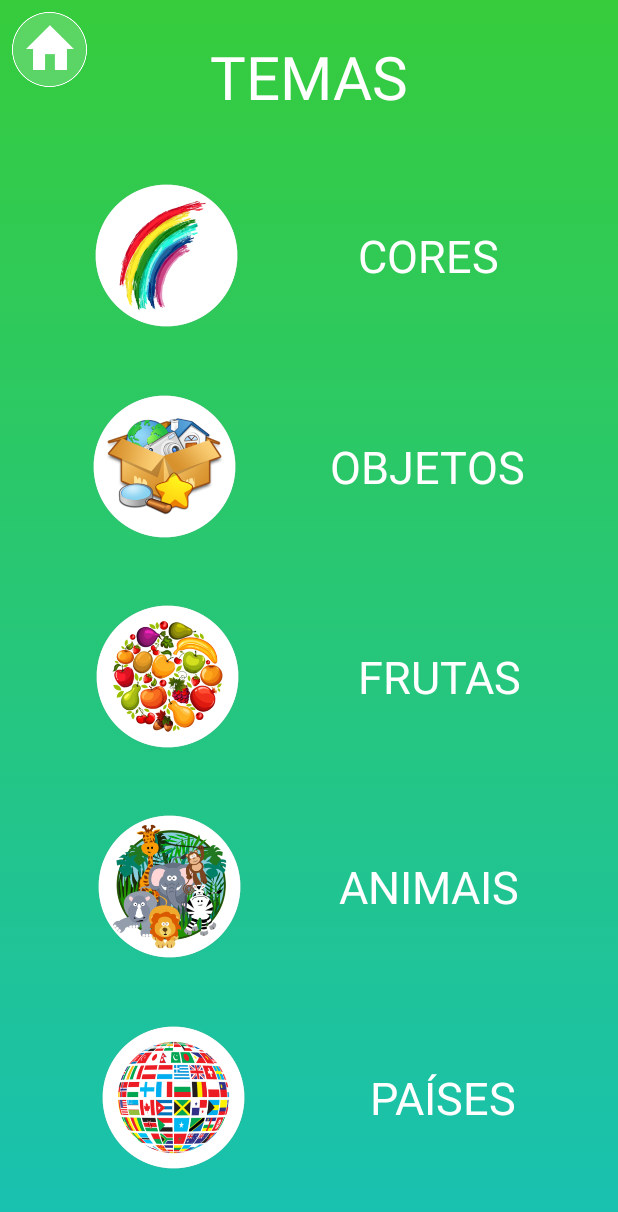
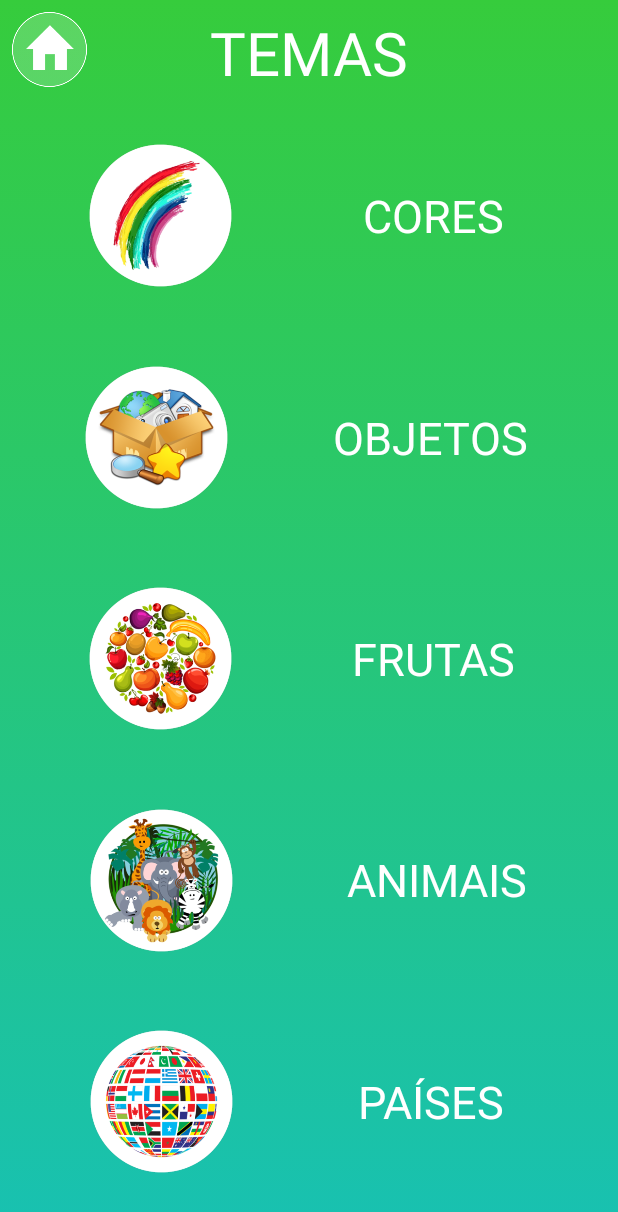
Before and after one commit to NapoleaoHerculano/Alfabeto-Android, an Android app: the MainActivity screen opened directly, with no data from a screen before it, on a phone screen of 412 x 824 dp. Shown: the top 1212 px of the screen. Run offline under Robolectric (Android 15) with nearby library versions, the phone set to English and light mode, and no system bars; Roboto replaces fonts that are not available here.

Commit message:
Pequenos ajustes na interface a fim de garantir responsividade em celulares à partir de 4.65 polegadas

```diff
--- a/app/src/main/res/layout/activity_main.xml
+++ b/app/src/main/res/layout/activity_main.xml
@@ -11,7 +11,9 @@
     <ImageButton
         android:id="@+id/btnObjetos"
         android:layout_width="95dp"
-        android:layout_height="95dp"
+        android:layout_height="0dp"
+        android:layout_marginTop="8dp"
+        android:layout_marginBottom="8dp"
         android:layout_weight="1"
         android:background="@android:color/transparent"
         android:contentDescription="@string/objetos"
@@ -19,7 +21,7 @@
         android:scaleType="centerInside"
         app:layout_constraintBottom_toTopOf="@+id/btnFrutas"
         app:layout_constraintEnd_toStartOf="@+id/txtObjetos"
-        app:layout_constraintHorizontal_bias="0.5"
+        app:layout_constraintHorizontal_bias="0.449"
         app:layout_constraintStart_toStartOf="parent"
         app:layout_constraintTop_toBottomOf="@+id/btnCores"
         app:srcCompat="@drawable/objetos" />
@@ -27,11 +29,11 @@
     <ImageButton
         android:id="@+id/btnCores"
         android:layout_width="95dp"
-        android:layout_height="95dp"
-        android:layout_marginStart="8dp"
-        android:layout_marginLeft="8dp"
-        android:layout_marginEnd="24dp"
-        android:layout_marginRight="24dp"
+        android:layout_height="0dp"
+        android:layout_marginTop="16dp"
+        android:layout_marginEnd="32dp"
+        android:layout_marginRight="32dp"
+        android:layout_marginBottom="8dp"
         android:layout_weight="1"
         android:background="@android:color/transparent"
         android:contentDescription="@string/cores"
@@ -39,7 +41,7 @@
         android:scaleType="centerInside"
         app:layout_constraintBottom_toTopOf="@+id/btnObjetos"
         app:layout_constraintEnd_toStartOf="@+id/txtCores"
-        app:layout_constraintHorizontal_bias="0.5"
+        app:layout_constraintHorizontal_bias="0.52"
         app:layout_constraintStart_toStartOf="parent"
         app:layout_constraintTop_toBottomOf="@+id/txtTemas"
         app:srcCompat="@drawable/cores" />
@@ -47,9 +49,11 @@
     <ImageButton
         android:id="@+id/btnFrutas"
         android:layout_width="95dp"
-        android:layout_height="95dp"
+        android:layout_height="0dp"
+        android:layout_marginTop="8dp"
         android:layout_marginEnd="16dp"
         android:layout_marginRight="16dp"
+        android:layout_marginBottom="8dp"
         android:layout_weight="1"
         android:background="@android:color/transparent"
         android:contentDescription="@string/frutas"
@@ -57,7 +61,7 @@
         android:scaleType="centerInside"
         app:layout_constraintBottom_toTopOf="@+id/btnAnimais"
         app:layout_constraintEnd_toStartOf="@+id/txtFrutas"
-        app:layout_constraintHorizontal_bias="0.5"
+        app:layout_constraintHorizontal_bias="0.48"
         app:layout_constraintStart_toStartOf="parent"
         app:layout_constraintTop_toBottomOf="@+id/btnObjetos"
         app:srcCompat="@drawable/frutas" />
@@ -65,9 +69,11 @@
     <ImageButton
         android:id="@+id/btnPaises"
         android:layout_width="95dp"
-        android:layout_height="95dp"
-        android:layout_marginEnd="16dp"
-        android:layout_marginRight="16dp"
+        android:layout_height="0dp"
+        android:layout_marginTop="8dp"
+        android:layout_marginEnd="24dp"
+        android:layout_marginRight="24dp"
+        android:layout_marginBottom="24dp"
         android:layout_weight="1"
         android:background="@android:color/transparent"
         android:contentDescription="@string/paises"
@@ -75,7 +81,6 @@
         android:scaleType="centerInside"
         app:layout_constraintBottom_toBottomOf="parent"
         app:layout_constraintEnd_toStartOf="@+id/txtPaises"
-        app:layout_constraintHorizontal_bias="0.5"
         app:layout_constraintStart_toStartOf="parent"
         app:layout_constraintTop_toBottomOf="@+id/btnAnimais"
         app:srcCompat="@drawable/paises" />
@@ -83,7 +88,9 @@
     <ImageButton
         android:id="@+id/btnAnimais"
         android:layout_width="95dp"
-        android:layout_height="95dp"
+        android:layout_height="0dp"
+        android:layout_marginTop="8dp"
+        android:layout_marginBottom="8dp"
         android:layout_weight="1"
         android:background="@android:color/transparent"
         android:contentDescription="@string/animais"
@@ -91,7 +98,7 @@
         android:scaleType="centerInside"
         app:layout_constraintBottom_toTopOf="@+id/btnPaises"
         app:layout_constraintEnd_toStartOf="@+id/txtAnimais"
-        app:layout_constraintHorizontal_bias="0.5"
+        app:layout_constraintHorizontal_bias="0.442"
         app:layout_constraintStart_toStartOf="parent"
         app:layout_constraintTop_toBottomOf="@+id/btnFrutas"
         app:srcCompat="@drawable/animais" />
@@ -100,8 +107,8 @@
         android:id="@+id/txtCores"
         android:layout_width="wrap_content"
         android:layout_height="wrap_content"
-        android:layout_marginEnd="24dp"
-        android:layout_marginRight="24dp"
+        android:layout_marginEnd="76dp"
+        android:layout_marginRight="76dp"
         android:layout_weight="1"
         android:onClick="onClick"
         android:text="@string/cores"
@@ -111,14 +118,15 @@
         app:fontFamily="@font/luckiest_guy"
         app:layout_constraintBottom_toBottomOf="@+id/btnCores"
         app:layout_constraintEnd_toEndOf="parent"
-        app:layout_constraintHorizontal_bias="0.5"
-        app:layout_constraintStart_toEndOf="@+id/btnCores"
-        app:layout_constraintTop_toTopOf="@+id/btnCores" />
+        app:layout_constraintTop_toTopOf="@+id/btnCores"
+        app:layout_constraintVertical_bias="0.50" />
 
     <TextView
         android:id="@+id/txtObjetos"
         android:layout_width="wrap_content"
         android:layout_height="wrap_content"
+        android:layout_marginEnd="60dp"
+        android:layout_marginRight="60dp"
         android:layout_weight="1"
         android:onClick="onClick"
         android:text="@string/objetos"
@@ -128,14 +136,14 @@
         app:fontFamily="@font/luckiest_guy"
         app:layout_constraintBottom_toBottomOf="@+id/btnObjetos"
         app:layout_constraintEnd_toEndOf="parent"
-        app:layout_constraintHorizontal_bias="0.5"
-        app:layout_constraintStart_toEndOf="@+id/btnObjetos"
         app:layout_constraintTop_toTopOf="@+id/btnObjetos" />
 
     <TextView
         android:id="@+id/txtAnimais"
         android:layout_width="wrap_content"
         android:layout_height="wrap_content"
+        android:layout_marginEnd="60dp"
+        android:layout_marginRight="60dp"
         android:layout_weight="1"
         android:onClick="onClick"
         android:text="@string/animais"
@@ -145,14 +153,14 @@
         app:fontFamily="@font/luckiest_guy"
         app:layout_constraintBottom_toBottomOf="@+id/btnAnimais"
         app:layout_constraintEnd_toEndOf="parent"
-        app:layout_constraintHorizontal_bias="0.5"
-        app:layout_constraintStart_toEndOf="@+id/btnAnimais"
         app:layout_constraintTop_toTopOf="@+id/btnAnimais" />
 
     <TextView
         android:id="@+id/txtFrutas"
         android:layout_width="wrap_content"
         android:layout_height="wrap_content"
+        android:layout_marginEnd="68dp"
+        android:layout_marginRight="68dp"
         android:layout_weight="1"
         android:onClick="onClick"
         android:text="@string/frutas"
@@ -162,14 +170,15 @@
         app:fontFamily="@font/luckiest_guy"
         app:layout_constraintBottom_toBottomOf="@+id/btnFrutas"
         app:layout_constraintEnd_toEndOf="parent"
-        app:layout_constraintHorizontal_bias="0.5"
-        app:layout_constraintStart_toEndOf="@+id/btnFrutas"
-        app:layout_constraintTop_toTopOf="@+id/btnFrutas" />
+        app:layout_constraintTop_toTopOf="@+id/btnFrutas"
+        app:layout_constraintVertical_bias="0.50" />
 
     <TextView
         android:id="@+id/txtPaises"
         android:layout_width="wrap_content"
         android:layout_height="wrap_content"
+        android:layout_marginEnd="76dp"
+        android:layout_marginRight="76dp"
         android:layout_weight="1"
         android:onClick="onClick"
         android:text="@string/paises"
@@ -179,8 +188,6 @@
         app:fontFamily="@font/luckiest_guy"
         app:layout_constraintBottom_toBottomOf="@+id/btnPaises"
         app:layout_constraintEnd_toEndOf="parent"
-        app:layout_constraintHorizontal_bias="0.5"
-        app:layout_constraintStart_toEndOf="@+id/btnPaises"
         app:layout_constraintTop_toTopOf="@+id/btnPaises" />
 
     <TextView
@@ -189,7 +196,7 @@
         android:layout_height="wrap_content"
         android:layout_marginStart="8dp"
         android:layout_marginLeft="8dp"
-        android:layout_marginTop="24dp"
+        android:layout_marginTop="8dp"
         android:layout_marginEnd="8dp"
         android:layout_marginRight="8dp"
         android:text="@string/temas"
--- a/app/src/main/res/layout/niveis_screen.xml
+++ b/app/src/main/res/layout/niveis_screen.xml
@@ -78,7 +78,7 @@
         android:layout_height="wrap_content"
         android:layout_marginStart="8dp"
         android:layout_marginLeft="8dp"
-        android:layout_marginTop="24dp"
+        android:layout_marginTop="8dp"
         android:layout_marginEnd="8dp"
         android:layout_marginRight="8dp"
         android:text="@string/niveis"
--- a/app/src/main/res/layout/tela_inicial.xml
+++ b/app/src/main/res/layout/tela_inicial.xml
@@ -26,6 +26,7 @@
         android:layout_marginBottom="16dp"
         android:background="@android:color/transparent"
         android:onClick="onClick"
+        android:padding="10dp"
         android:scaleType="fitCenter"
         android:tint="#FFFFFF"
         app:layout_constraintBottom_toBottomOf="parent"
@@ -43,6 +44,7 @@
         android:layout_marginLeft="8dp"
         android:background="@android:color/transparent"
         android:onClick="onClick"
+        android:padding="10dp"
         android:scaleType="centerInside"
         app:layout_constraintBottom_toBottomOf="parent"
         app:layout_constraintEnd_toEndOf="parent"
@@ -57,6 +59,7 @@
         android:layout_width="150dp"
         android:layout_height="150dp"
         android:background="@android:color/transparent"
+        android:padding="10dp"
         android:scaleType="centerInside"
         app:layout_constraintBottom_toTopOf="@+id/btnSobre"
         app:layout_constraintEnd_toStartOf="@+id/btnConfig"
@@ -70,7 +73,6 @@
         android:id="@+id/textView3"
         android:layout_width="wrap_content"
         android:layout_height="wrap_content"
-        android:layout_marginTop="8dp"
         android:gravity="center|center_horizontal"
         android:text="@string/jogar"
         android:textAllCaps="true"
@@ -85,7 +87,6 @@
         android:id="@+id/textView22"
         android:layout_width="wrap_content"
         android:layout_height="wrap_content"
-        android:layout_marginTop="8dp"
         android:gravity="center|center_horizontal"
         android:text="@string/sobre"
         android:textAllCaps="true"
@@ -102,7 +103,6 @@
         android:layout_height="wrap_content"
         android:layout_marginStart="8dp"
         android:layout_marginLeft="8dp"
-        android:layout_marginTop="8dp"
         android:gravity="center|center_horizontal"
         android:text="@string/configuracoes"
         android:textAllCaps="true"
```
Also changed, not shown: app/src/main/res/layout/activity_configuracoes.xml (+26 -20 lines), app/src/main/res/layout/activity_sobre.xml (+34 -14 lines), app/src/main/res/layout/tela_parabens.xml (+11 -9 lines).
